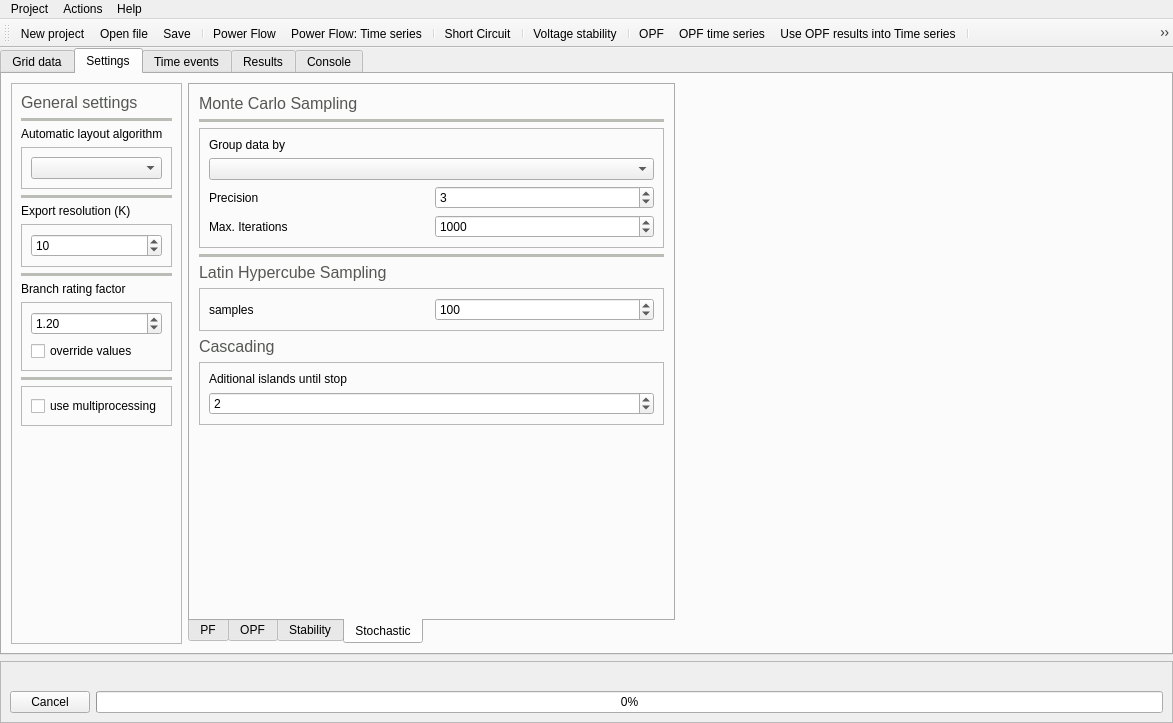
Qt form UnderDevelopment/GridCal/Gui/Main/MainWindow.ui (SanPen/GridCal) before a commit.
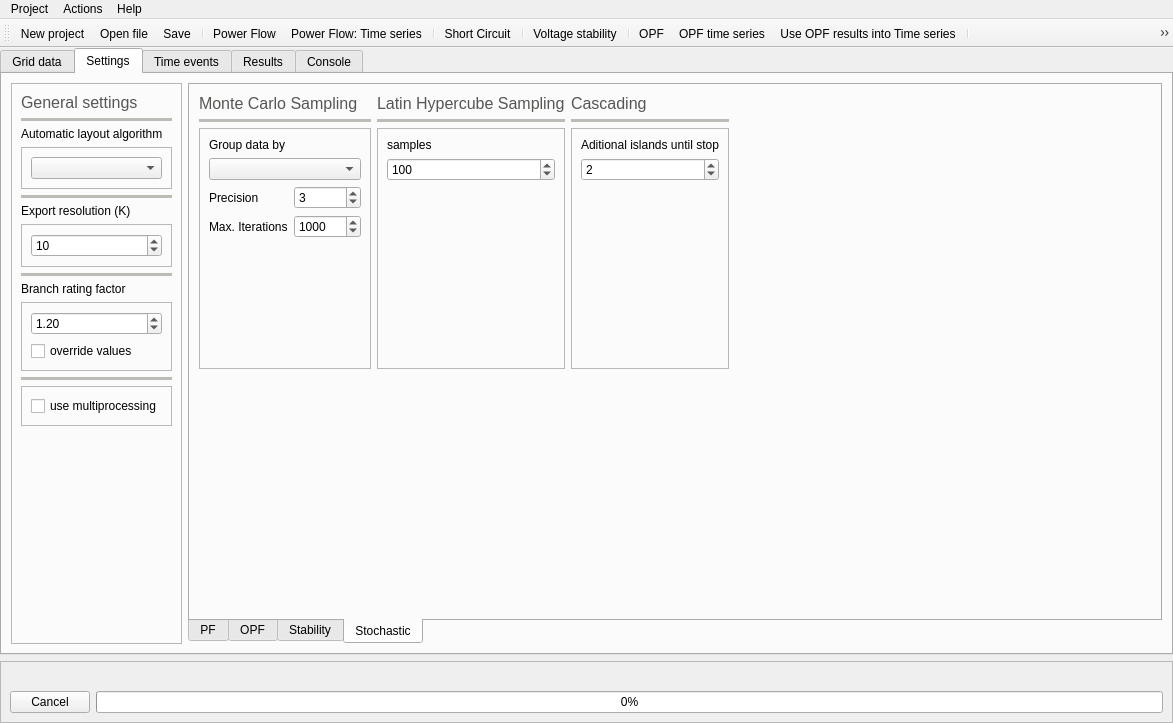
The same form after that commit. The open tabs and pages were chosen to show the change. Icons and pictures are not drawn. Custom widgets are drawn as their Qt base class.

What changed in the file:
```diff
--- a/UnderDevelopment/GridCal/Gui/Main/MainWindow.ui
+++ b/UnderDevelopment/GridCal/Gui/Main/MainWindow.ui
@@ -1207,8 +1207,57 @@
            <attribute name="toolTip">
             <string>Stochastic power flow settings</string>
            </attribute>
-           <layout class="QVBoxLayout" name="verticalLayout_36">
-            <item>
+           <layout class="QGridLayout" name="gridLayout_12">
+            <item row="0" column="2">
+             <widget class="QLabel" name="label_26">
+              <property name="palette">
+               <palette>
+                <active>
+                 <colorrole role="WindowText">
+                  <brush brushstyle="SolidPattern">
+                   <color alpha="255">
+                    <red>85</red>
+                    <green>87</green>
+                    <blue>83</blue>
+                   </color>
+                  </brush>
+                 </colorrole>
+                </active>
+                <inactive>
+                 <colorrole role="WindowText">
+                  <brush brushstyle="SolidPattern">
+                   <color alpha="255">
+                    <red>85</red>
+                    <green>87</green>
+                    <blue>83</blue>
+                   </color>
+                  </brush>
+                 </colorrole>
+                </inactive>
+                <disabled>
+                 <colorrole role="WindowText">
+                  <brush brushstyle="SolidPattern">
+                   <color alpha="255">
+                    <red>190</red>
+                    <green>190</green>
+                    <blue>190</blue>
+                   </color>
+                  </brush>
+                 </colorrole>
+                </disabled>
+               </palette>
+              </property>
+              <property name="font">
+               <font>
+                <pointsize>12</pointsize>
+               </font>
+              </property>
+              <property name="text">
+               <string>Cascading</string>
+              </property>
+             </widget>
+            </item>
+            <item row="0" column="0">
              <widget class="QLabel" name="label_14">
               <property name="palette">
                <palette>
@@ -1257,7 +1306,7 @@
               </property>
              </widget>
             </item>
-            <item>
+            <item row="1" column="0">
              <widget class="Line" name="line_4">
               <property name="palette">
                <palette>
@@ -1307,7 +1356,7 @@
               </property>
              </widget>
             </item>
-            <item>
+            <item row="2" column="0">
              <widget class="QFrame" name="frame_15">
               <property name="frameShape">
                <enum>QFrame::StyledPanel</enum>
@@ -1366,60 +1415,23 @@
                  </property>
                 </widget>
                </item>
+               <item row="5" column="0">
+                <spacer name="verticalSpacer_8">
+                 <property name="orientation">
+                  <enum>Qt::Vertical</enum>
+                 </property>
+                 <property name="sizeHint" stdset="0">
+                  <size>
+                   <width>20</width>
+                   <height>40</height>
+                  </size>
+                 </property>
+                </spacer>
+               </item>
               </layout>
              </widget>
             </item>
-            <item>
-             <widget class="Line" name="line_9">
-              <property name="palette">
-               <palette>
-                <active>
-                 <colorrole role="WindowText">
-                  <brush brushstyle="SolidPattern">
-                   <color alpha="255">
-                    <red>186</red>
-                    <green>189</green>
-                    <blue>182</blue>
-                   </color>
-                  </brush>
-                 </colorrole>
-                </active>
-                <inactive>
-                 <colorrole role="WindowText">
-                  <brush brushstyle="SolidPattern">
-                   <color alpha="255">
-                    <red>186</red>
-                    <green>189</green>
-                    <blue>182</blue>
-                   </color>
-                  </brush>
-                 </colorrole>
-                </inactive>
-                <disabled>
-                 <colorrole role="WindowText">
-                  <brush brushstyle="SolidPattern">
-                   <color alpha="255">
-                    <red>190</red>
-                    <green>190</green>
-                    <blue>190</blue>
-                   </color>
-                  </brush>
-                 </colorrole>
-                </disabled>
-               </palette>
-              </property>
-              <property name="frameShadow">
-               <enum>QFrame::Plain</enum>
-              </property>
-              <property name="lineWidth">
-               <number>4</number>
-              </property>
-              <property name="orientation">
-               <enum>Qt::Horizontal</enum>
-              </property>
-             </widget>
-            </item>
-            <item>
+            <item row="0" column="1">
              <widget class="QLabel" name="label_22">
               <property name="palette">
                <palette>
@@ -1468,7 +1480,7 @@
               </property>
              </widget>
             </item>
-            <item>
+            <item row="2" column="1">
              <widget class="QFrame" name="frame_3">
               <property name="frameShape">
                <enum>QFrame::StyledPanel</enum>
@@ -1476,7 +1488,7 @@
               <property name="frameShadow">
                <enum>QFrame::Raised</enum>
               </property>
-              <layout class="QHBoxLayout" name="horizontalLayout">
+              <layout class="QVBoxLayout" name="verticalLayout_7">
                <item>
                 <widget class="QLabel" name="label_25">
                  <property name="text">
@@ -1500,20 +1512,33 @@
                  </property>
                 </widget>
                </item>
+               <item>
+                <spacer name="verticalSpacer_7">
+                 <property name="orientation">
+                  <enum>Qt::Vertical</enum>
+                 </property>
+                 <property name="sizeHint" stdset="0">
+                  <size>
+                   <width>20</width>
+                   <height>40</height>
+                  </size>
+                 </property>
+                </spacer>
+               </item>
               </layout>
              </widget>
             </item>
-            <item>
-             <widget class="QLabel" name="label_26">
+            <item row="1" column="1">
+             <widget class="Line" name="line_9">
               <property name="palette">
                <palette>
                 <active>
                  <colorrole role="WindowText">
                   <brush brushstyle="SolidPattern">
                    <color alpha="255">
-                    <red>85</red>
-                    <green>87</green>
-                    <blue>83</blue>
+                    <red>186</red>
+                    <green>189</green>
+                    <blue>182</blue>
                    </color>
                   </brush>
                  </colorrole>
@@ -1522,9 +1547,9 @@
                  <colorrole role="WindowText">
                   <brush brushstyle="SolidPattern">
                    <color alpha="255">
-                    <red>85</red>
-                    <green>87</green>
-                    <blue>83</blue>
+                    <red>186</red>
+                    <green>189</green>
+                    <blue>182</blue>
                    </color>
                   </brush>
                  </colorrole>
@@ -1542,17 +1567,18 @@
                 </disabled>
                </palette>
               </property>
-              <property name="font">
-               <font>
-                <pointsize>12</pointsize>
-               </font>
+              <property name="frameShadow">
+               <enum>QFrame::Plain</enum>
               </property>
-              <property name="text">
-               <string>Cascading</string>
+              <property name="lineWidth">
+               <number>4</number>
+              </property>
+              <property name="orientation">
+               <enum>Qt::Horizontal</enum>
               </property>
              </widget>
             </item>
-            <item>
+            <item row="2" column="2">
              <widget class="QFrame" name="frame_22">
               <property name="frameShape">
                <enum>QFrame::StyledPanel</enum>
@@ -1581,10 +1607,86 @@
                  </property>
                 </widget>
                </item>
+               <item>
+                <spacer name="verticalSpacer_6">
+                 <property name="orientation">
+                  <enum>Qt::Vertical</enum>
+                 </property>
+                 <property name="sizeHint" stdset="0">
+                  <size>
+                   <width>20</width>
+                   <height>40</height>
+                  </size>
+                 </property>
+                </spacer>
+               </item>
               </layout>
              </widget>
             </item>
-            <item>
+            <item row="2" column="3">
+             <spacer name="horizontalSpacer_12">
+              <property name="orientation">
+               <enum>Qt::Horizontal</enum>
+              </property>
+              <property name="sizeHint" stdset="0">
+               <size>
+                <width>40</width>
+                <height>20</height>
+               </size>
+              </property>
+             </spacer>
+            </item>
+            <item row="1" column="2">
+             <widget class="Line" name="line_10">
+              <property name="palette">
+               <palette>
+                <active>
+                 <colorrole role="WindowText">
+                  <brush brushstyle="SolidPattern">
+                   <color alpha="255">
+                    <red>186</red>
+                    <green>189</green>
+                    <blue>182</blue>
+                   </color>
+                  </brush>
+                 </colorrole>
+                </active>
+                <inactive>
+                 <colorrole role="WindowText">
+                  <brush brushstyle="SolidPattern">
+                   <color alpha="255">
+                    <red>186</red>
+                    <green>189</green>
+                    <blue>182</blue>
+                   </color>
+                  </brush>
+                 </colorrole>
+                </inactive>
+                <disabled>
+                 <colorrole role="WindowText">
+                  <brush brushstyle="SolidPattern">
+                   <color alpha="255">
+                    <red>190</red>
+                    <green>190</green>
+                    <blue>190</blue>
+                   </color>
+                  </brush>
+                 </colorrole>
+                </disabled>
+               </palette>
+              </property>
+              <property name="frameShadow">
+               <enum>QFrame::Plain</enum>
+              </property>
+              <property name="lineWidth">
+               <number>4</number>
+              </property>
+              <property name="orientation">
+               <enum>Qt::Horizontal</enum>
+              </property>
+             </widget>
+            </item>
+            <item row="8" column="0">
              <spacer name="verticalSpacer_4">
               <property name="orientation">
                <enum>Qt::Vertical</enum>
@@ -2003,19 +2105,6 @@
           </layout>
          </widget>
         </item>
-        <item row="0" column="4">
-         <spacer name="horizontalSpacer_5">
-          <property name="orientation">
-           <enum>Qt::Horizontal</enum>
-          </property>
-          <property name="sizeHint" stdset="0">
-           <size>
-            <width>40</width>
-            <height>20</height>
-           </size>
-          </property>
-         </spacer>
-        </item>
        </layout>
       </widget>
       <widget class="QWidget" name="TimeEventsTab">
```
Left out of the diff: 77 changed lines with no effect on the pictures.
